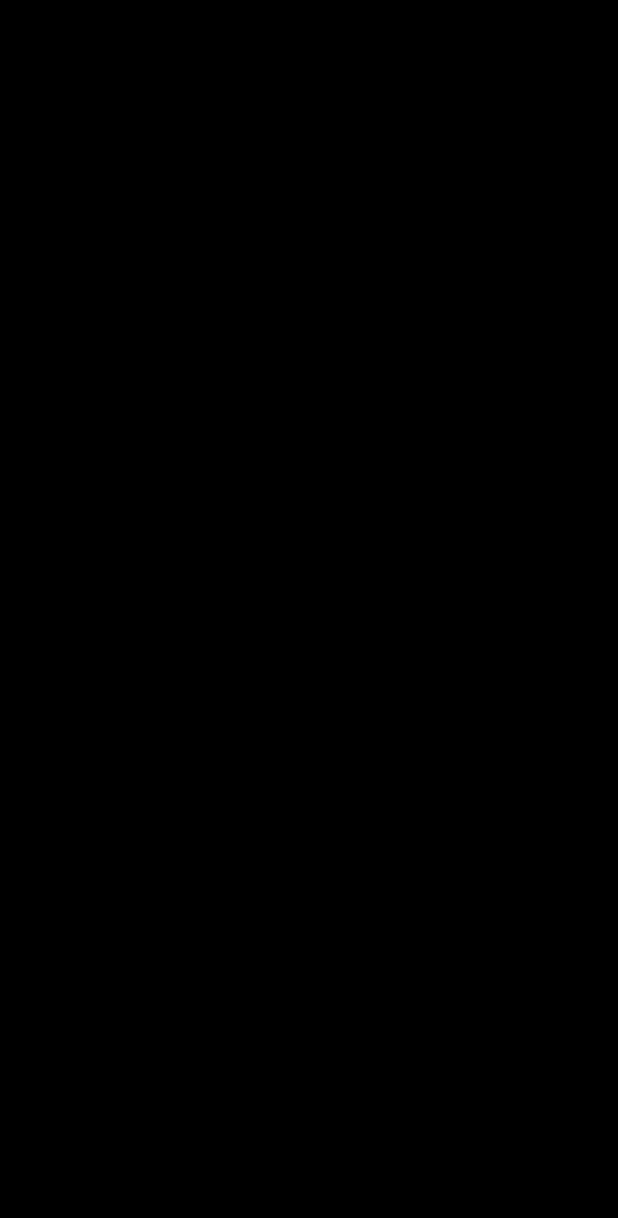
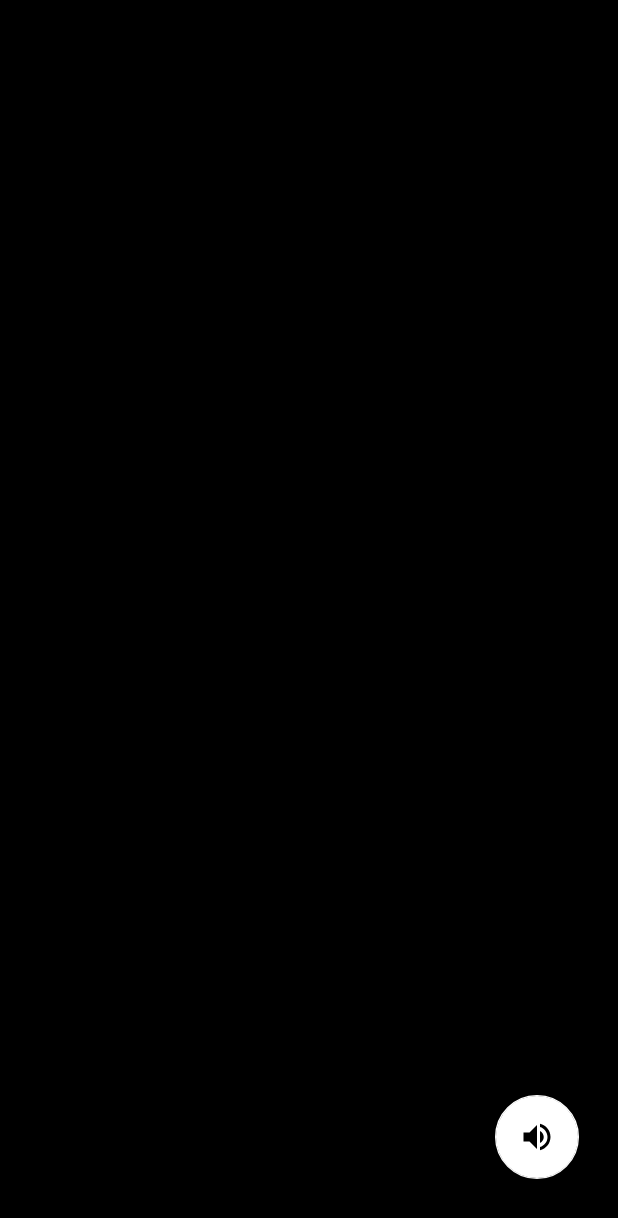
Before and after one commit to RavenGard/Magic8BallProject, an Android app: the screen it shows after launch (MainActivity), on a phone screen of 412 x 824 dp. Before the commit the part shown is empty. Shown: the top 1218 px of the screen. Run offline under Robolectric (Android 15) with nearby library versions, the phone set to English and light mode, and no system bars.

Commit message:
implemented background music features

```diff
--- a/app/src/main/java/com/example/magic8ball/MainActivity.java
+++ b/app/src/main/java/com/example/magic8ball/MainActivity.java
@@ -1,14 +1,58 @@
 package com.example.magic8ball;
 
 import androidx.appcompat.app.AppCompatActivity;
+import androidx.core.content.ContextCompat;
 
+import android.media.MediaPlayer;
 import android.os.Bundle;
+import android.util.Log;
+import android.view.View;
+
+import com.google.android.material.floatingactionbutton.FloatingActionButton;
 
 public class MainActivity extends AppCompatActivity {
+    private boolean flag;
+    private MediaPlayer mMediaPlayer;
 
     @Override
     protected void onCreate(Bundle savedInstanceState) {
         super.onCreate(savedInstanceState);
         setContentView(R.layout.activity_main);
+
+        FloatingActionButton fab = (FloatingActionButton) findViewById(R.id.volumeControl);
+        flag = true;
+
+        fab.setOnClickListener(new View.OnClickListener() {
+            @Override
+            public void onClick(View v) {
+                if(flag){
+                    fab.setImageDrawable(ContextCompat.getDrawable(getApplicationContext(), R.drawable.baseline_volume_off_24));
+                    flag = false;
+                    mMediaPlayer.setVolume(0,0);
+                }else {
+                    fab.setImageDrawable(ContextCompat.getDrawable(getApplicationContext(), R.drawable.baseline_volume_up_24));
+                    flag = true;
+                    mMediaPlayer.setVolume(1,1);
+                }
+            }
+        });
+    }
+
+    @Override
+    protected void onResume() {
+        super.onResume();
+        mMediaPlayer = MediaPlayer.create(this, R.raw.dreamy);
+        mMediaPlayer.start();
+        mMediaPlayer.setLooping(true);
+    }
+
+    @Override
+    protected void onPause() {
+        super.onPause();
+
+        mMediaPlayer.stop();
+        mMediaPlayer.release();
+        mMediaPlayer = null;
+
     }
 }
--- /dev/null
+++ b/app/src/main/res/drawable/baseline_volume_off_24.xml
@@ -0,0 +1,5 @@
+<vector android:height="24dp" android:tint="#FFFFFF"
+    android:viewportHeight="24" android:viewportWidth="24"
+    android:width="24dp" xmlns:android="http://schemas.android.com/apk/res/android">
+    <path android:fillColor="@android:color/white" android:pathData="M16.5,12c0,-1.77 -1.02,-3.29 -2.5,-4.03v2.21l2.45,2.45c0.03,-0.2 0.05,-0.41 0.05,-0.63zM19,12c0,0.94 -0.2,1.82 -0.54,2.64l1.51,1.51C20.63,14.91 21,13.5 21,12c0,-4.28 -2.99,-7.86 -7,-8.77v2.06c2.89,0.86 5,3.54 5,6.71zM4.27,3L3,4.27 7.73,9L3,9v6h4l5,5v-6.73l4.25,4.25c-0.67,0.52 -1.42,0.93 -2.25,1.18v2.06c1.38,-0.31 2.63,-0.95 3.69,-1.81L19.73,21 21,19.73l-9,-9L4.27,3zM12,4L9.91,6.09 12,8.18L12,4z"/>
+</vector>
--- /dev/null
+++ b/app/src/main/res/drawable/baseline_volume_up_24.xml
@@ -0,0 +1,5 @@
+<vector android:height="24dp" android:tint="#FFFFFF"
+    android:viewportHeight="24" android:viewportWidth="24"
+    android:width="24dp" xmlns:android="http://schemas.android.com/apk/res/android">
+    <path android:fillColor="@android:color/white" android:pathData="M3,9v6h4l5,5L12,4L7,9L3,9zM16.5,12c0,-1.77 -1.02,-3.29 -2.5,-4.03v8.05c1.48,-0.73 2.5,-2.25 2.5,-4.02zM14,3.23v2.06c2.89,0.86 5,3.54 5,6.71s-2.11,5.85 -5,6.71v2.06c4.01,-0.91 7,-4.49 7,-8.77s-2.99,-7.86 -7,-8.77z"/>
+</vector>
--- a/app/src/main/res/layout/activity_main.xml
+++ b/app/src/main/res/layout/activity_main.xml
@@ -5,4 +5,22 @@
     android:layout_width="match_parent"
     android:layout_height="match_parent"
     android:background="@color/black"
-    tools:context=".MainActivity"/>
+    tools:context=".MainActivity">
+
+    <com.google.android.material.floatingactionbutton.FloatingActionButton
+        android:id="@+id/volumeControl"
+        android:layout_width="wrap_content"
+        android:layout_height="wrap_content"
+        android:layout_marginEnd="10dp"
+        android:layout_marginBottom="10dp"
+        android:clickable="true"
+        android:contentDescription="volume"
+        app:backgroundTint="@color/white"
+        app:layout_constraintBottom_toBottomOf="parent"
+        app:layout_constraintEnd_toEndOf="parent"
+        app:layout_constraintHorizontal_bias="0.954"
+        app:layout_constraintStart_toStartOf="parent"
+        app:layout_constraintTop_toTopOf="parent"
+        app:layout_constraintVertical_bias="0.96"
+        app:srcCompat="@drawable/baseline_volume_up_24" />
+</androidx.constraintlayout.widget.ConstraintLayout>
--- a/app/src/main/res/values/colors.xml
+++ b/app/src/main/res/values/colors.xml
@@ -6,5 +6,5 @@
     <color name="teal_200">#FF000000</color>
     <color name="teal_700">#FF000000</color>
     <color name="black">#FF000000</color>
-    <color name="white">#FF000000</color>
+    <color name="white">#FFFFFFFF</color>
 </resources>
```
Also changed, not shown: 1 other file.
